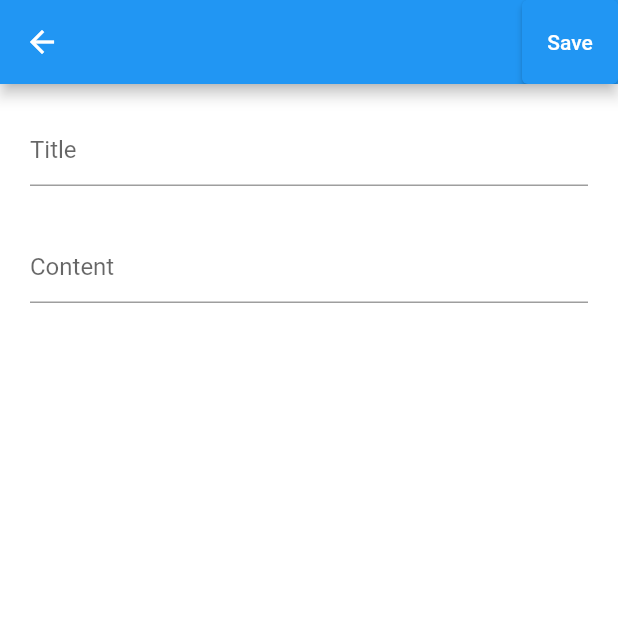
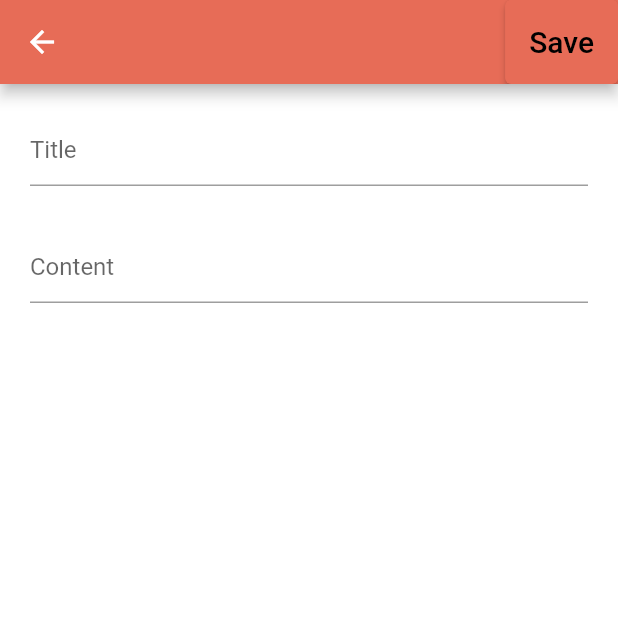
Before and after one commit to Shivam1303/simplynotes, a Flutter app: the HomeScreen screen opened directly, after a tap on the "add" icon, on a phone screen of 412 x 824 dp, the top half of it. Run offline on Flutter 3.47's test engine with Material 2 defaults, Android fonts, the phone set to English and light mode, and no system bars; our stand-ins replace cloud_firestore, firebase_auth, firebase_core, google_fonts, google_sign_in, lottie; accounts and stored records are empty; network calls fail.

Commit message:
New Chnages

```diff
--- a/lib/Screens/HomeScreen.dart
+++ b/lib/Screens/HomeScreen.dart
@@ -1,24 +1,30 @@
 import 'package:cloud_firestore/cloud_firestore.dart';
+import 'package:firebase_auth/firebase_auth.dart';
 import 'package:flutter/material.dart';
 import 'package:flutter/src/widgets/framework.dart';
 import 'package:flutter/src/widgets/placeholder.dart';
 import 'package:google_fonts/google_fonts.dart';
-import 'package:simplynotes/addnote.dart';
+import 'package:simplynotes/Screens/addnote.dart';
 
-import '../editnote.dart';
+import 'editnote.dart';
 import '../style/app_style.dart';
 
 class HomeScreen extends StatefulWidget {
+  const HomeScreen({super.key});
+
   @override
   State<HomeScreen> createState() => _HomeScreenState();
 }
 
 class _HomeScreenState extends State<HomeScreen> {
-  final ref = FirebaseFirestore.instance.collection('notes');
+  CollectionReference ref = FirebaseFirestore.instance
+      .collection('users')
+      .doc(FirebaseAuth.instance.currentUser!.uid)
+      .collection('unotes');
   @override
   Widget build(BuildContext context) {
     return Scaffold(
-      backgroundColor: AppStyle.bgColor,
+      backgroundColor: AppStyle.mainColor,
       appBar: AppBar(
         backgroundColor: AppStyle.mainColor,
         title: const Text(
@@ -31,10 +37,10 @@ class _HomeScreenState extends State<HomeScreen> {
         ),
       ),
       floatingActionButton: FloatingActionButton(
-        backgroundColor: AppStyle.mainColor,
+        backgroundColor: Colors.black,
         onPressed: () {
           Navigator.push(
-              context, MaterialPageRoute(builder: (context) => AddNote()));
+              context, MaterialPageRoute(builder: (context) => Addnote()));
         },
         child: const Icon(Icons.add),
       ),
@@ -46,8 +52,8 @@ class _HomeScreenState extends State<HomeScreen> {
                   crossAxisCount: 2,
                 ),
                 itemCount: snapshot.hasData ? snapshot.data!.docs.length : 0,
-                itemBuilder: (_, index) {
-                  return GestureDetector(
+                itemBuilder: (context, index) {
+                  return GestureDetector  (
                     onTap: () {
                       Navigator.push(
                           context,
@@ -59,7 +65,7 @@ class _HomeScreenState extends State<HomeScreen> {
                     child: Container(
                       margin: EdgeInsets.all(10),
                       decoration: BoxDecoration(
-                        color: Colors.white,
+                        color: AppStyle.cardColor[index % 5],
                         borderRadius: BorderRadius.circular(10),
                       ),
                       child: Column(
--- /dev/null
+++ b/lib/Screens/addnote.dart
@@ -0,0 +1,169 @@
+import 'dart:math';
+import 'package:firebase_auth/firebase_auth.dart';
+import 'package:cloud_firestore/cloud_firestore.dart';
+import 'package:flutter/material.dart';
+import 'package:simplynotes/style/app_style.dart';
+
+// class AddNote extends StatelessWidget {
+//   // AddNote({super.key});
+//   TextEditingController title = TextEditingController();
+//   TextEditingController content = TextEditingController();
+
+//   CollectionReference notes = FirebaseFirestore.instance
+//       .collection('users')
+//       .doc(FirebaseAuth.instance.currentUser!.uid)
+//       .collection('unotes');
+
+//   @override
+//   Widget build(BuildContext context) {
+//     int cid1 = Random().nextInt(AppStyle.cardColor.length);
+//     return Scaffold(
+//       appBar: AppBar(
+//         actions: [
+//           ElevatedButton(
+//               style: ElevatedButton.styleFrom(
+//                 backgroundColor: AppStyle.bgColor, // Background color
+//               ),
+//               onPressed: () {
+//                 notes.add({
+//                   'title': title.text,
+//                   'content': content.text,
+//                 }).whenComplete(() => Navigator.pop(context));
+//               },
+//               child: Text(
+//                 'Save',
+//                 style: TextStyle(
+//                   color: Colors.black,
+//                   fontSize: 20,
+//                 ),
+//               )),
+//         ],
+//         backgroundColor: AppStyle.bgColor,
+//       ),
+//       body: SafeArea(
+//         child: Container(
+//           color: Colors.white,
+//           padding: EdgeInsets.all(10),
+//           child: Column(
+//             children: [
+//               Container(
+//                 padding: EdgeInsets.all(10),
+//                 decoration: BoxDecoration(
+//                   borderRadius: BorderRadius.circular(5),
+//                 ),
+//                 child: TextField(
+//                   controller: title,
+//                   decoration: InputDecoration(
+//                     hintText: 'Title',
+//                   ),
+//                 ),
+//               ),
+//               SizedBox(
+//                 height: 10,
+//               ),
+//               Expanded(
+//                 child: Container(
+//                   padding: EdgeInsets.all(10),
+//                   decoration: BoxDecoration(
+//                     borderRadius: BorderRadius.circular(5),
+//                   ),
+//                   child: TextField(
+//                     controller: content,
+//                     decoration: InputDecoration(
+//                       hintText: 'Content',
+//                     ),
+//                   ),
+//                 ),
+//               ),
+//             ],
+//           ),
+//         ),
+//       ),
+//     );
+//   }
+// }
+
+class Addnote extends StatefulWidget {
+  // const Addnote({super.key});
+
+  @override
+  State<Addnote> createState() => _AddnoteState();
+}
+
+class _AddnoteState extends State<Addnote> {
+  TextEditingController title = TextEditingController();
+  TextEditingController content = TextEditingController();
+
+  CollectionReference notes = FirebaseFirestore.instance
+      .collection('users')
+      .doc(FirebaseAuth.instance.currentUser!.uid)
+      .collection('unotes');
+
+  @override
+  Widget build(BuildContext context) {
+    int cid1 = Random().nextInt(AppStyle.cardColor.length);
+    return Scaffold(
+      appBar: AppBar(
+        actions: [
+          ElevatedButton(
+              style: ElevatedButton.styleFrom(
+                backgroundColor: AppStyle.bgColor, // Background color
+              ),
+              onPressed: () {
+                notes.add({
+                  'title': title.text,
+                  'content': content.text,
+                }).whenComplete(() => Navigator.pop(context));
+              },
+              child: Text(
+                'Save',
+                style: TextStyle(
+                  color: Colors.black,
+                  fontSize: 20,
+                ),
+              )),
+        ],
+        backgroundColor: AppStyle.bgColor,
+      ),
+      body: SafeArea(
+        child: Container(
+          color: Colors.white,
+          padding: EdgeInsets.all(10),
+          child: Column(
+            children: [
+              Container(
+                padding: EdgeInsets.all(10),
+                decoration: BoxDecoration(
+                  borderRadius: BorderRadius.circular(5),
+                ),
+                child: TextField(
+                  controller: title,
+                  decoration: InputDecoration(
+                    hintText: 'Title',
+                  ),
+                ),
+              ),
+              SizedBox(
+                height: 10,
+              ),
+              Expanded(
+                child: Container(
+                  padding: EdgeInsets.all(10),
+                  decoration: BoxDecoration(
+                    borderRadius: BorderRadius.circular(5),
+                  ),
+                  child: TextField(
+                    controller: content,
+                    decoration: InputDecoration(
+                      hintText: 'Content',
+                    ),
+                  ),
+                ),
+              ),
+            ],
+          ),
+        ),
+      ),
+    );
+  }
+}
--- a/lib/addnote.dart
+++ /dev/null
@@ -1,71 +0,0 @@
-import 'dart:math';
-
-import 'package:cloud_firestore/cloud_firestore.dart';
-import 'package:flutter/material.dart';
-import 'package:simplynotes/style/app_style.dart';
-
-class AddNote extends StatelessWidget {
-  // AddNote({super.key});
-  TextEditingController title = TextEditingController();
-  TextEditingController content = TextEditingController();
-
-  CollectionReference notes = FirebaseFirestore.instance.collection('notes');
-
-  @override
-  Widget build(BuildContext context) {
-    int cid1 = Random().nextInt(AppStyle.cardColor.length);
-    return Scaffold(
-      appBar: AppBar(
-        actions: [
-          ElevatedButton(
-              onPressed: () {
-                notes.add({
-                  'title': title.text,
-                  'content': content.text,
-                }).whenComplete(() => Navigator.pop(context));
-              },
-              child: Text('Save')),
-        ],
-      ),
-      body: SafeArea(
-        child: Container(
-          color: Colors.white,
-          padding: EdgeInsets.all(10),
-          child: Column(
-            children: [
-              Container(
-                padding: EdgeInsets.all(10),
-                decoration: BoxDecoration(
-                  borderRadius: BorderRadius.circular(5),
-                ),
-                child: TextField(
-                  controller: title,
-                  decoration: InputDecoration(
-                    hintText: 'Title',
-                  ),
-                ),
-              ),
-              SizedBox(
-                height: 10,
-              ),
-              Expanded(
-                child: Container(
-                  padding: EdgeInsets.all(10),
-                  decoration: BoxDecoration(
-                    borderRadius: BorderRadius.circular(5),
-                  ),
-                  child: TextField(
-                    controller: content,
-                    decoration: InputDecoration(
-                      hintText: 'Content',
-                    ),
-                  ),
-                ),
-              ),
-            ],
-          ),
-        ),
-      ),
-    );
-  }
-}
--- a/lib/main.dart
+++ b/lib/main.dart
@@ -2,9 +2,11 @@ import 'package:flutter/material.dart';
 import 'package:firebase_core/firebase_core.dart';
 import 'package:simplynotes/Screens/HomeScreen.dart';
 import 'package:simplynotes/Screens/Login.dart';
+import 'package:simplynotes/Screens/splashscr.dart';
 import 'firebase_options.dart';
 
 Future<void> main() async {
+  WidgetsFlutterBinding.ensureInitialized();
   await Firebase.initializeApp(
     options: DefaultFirebaseOptions.currentPlatform,
   );
@@ -18,7 +20,8 @@ class MyApp extends StatelessWidget {
   @override
   Widget build(BuildContext context) {
     return MaterialApp(
-      home: LoginPage(),
+      debugShowCheckedModeBanner: false,
+      home: splash(),
     );
   }
 }
```
Also changed, not shown: lib/Screens/GoogleAuth.dart (+17 -27 lines), lib/Screens/Login.dart (+72 -9 lines), lib/Screens/editnote.dart (renamed from lib/editnote.dart, +13 -2 lines), lib/Screens/gauthenticate.dart (added, +68 -0 lines), lib/Screens/splashscr.dart (added, +75 -0 lines), pubspec.yaml (+5 -4 lines), images/logo.png (added), pubspec.lock, 1 other file.
